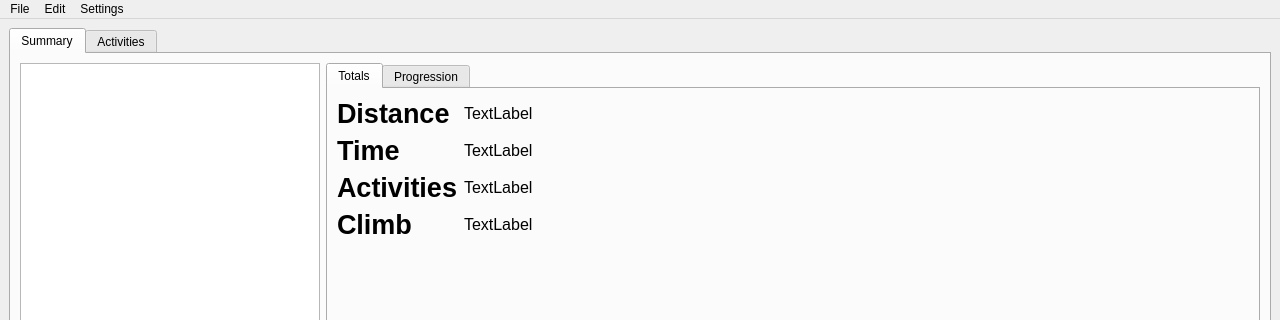
Old version of the form resources/ui/main.ui in the repository TomFryers/activate; both pictures show x 0 to 1280 and y 0 to 320 of the 1280 by 720 pixel window.
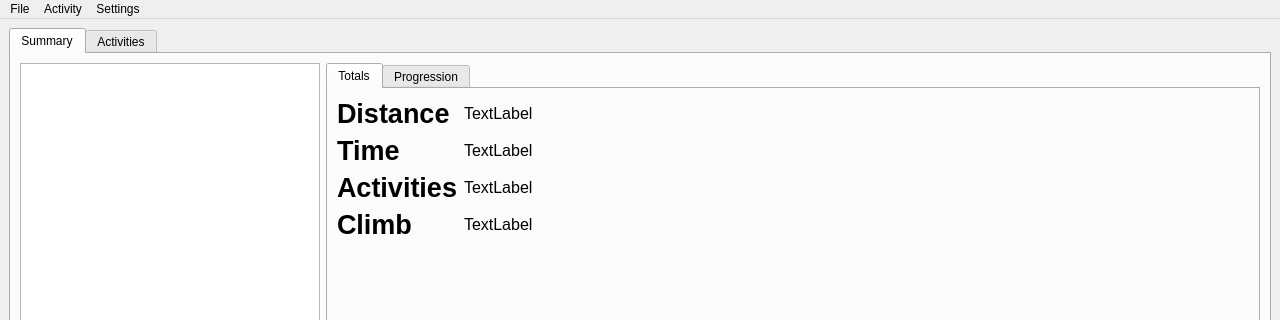
New version of the form. Custom widgets are drawn as their Qt base class.

Commit message: Rename 'Edit' menu to 'Activity'

```diff
--- a/resources/ui/main.ui
+++ b/resources/ui/main.ui
@@ -551,15 +551,15 @@
     </property>
     <addaction name="action_units"/>
    </widget>
-   <widget class="QMenu" name="edit_menu">
+   <widget class="QMenu" name="activity_menu">
     <property name="title">
-     <string>Edit</string>
+     <string>Activity</string>
     </property>
     <addaction name="edit_activity"/>
     <addaction name="action_add_photos"/>
    </widget>
    <addaction name="file_menu"/>
-   <addaction name="edit_menu"/>
+   <addaction name="activity_menu"/>
    <addaction name="settings_menu"/>
   </widget>
   <widget class="QStatusBar" name="statusbar"/>
```
Left out of the diff: 8 changed lines with no effect on the pictures. The commit also changes 1 other file.
